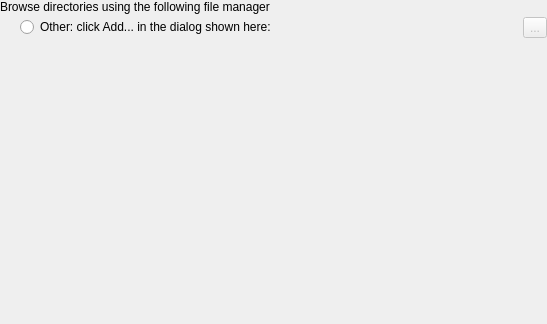
Qt form kcontrol/componentchooser/filemanagerconfig_ui.ui (KDE/kde-runtime) before a commit.
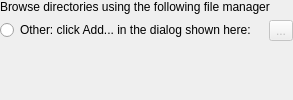
The same form after that commit.

Diff of the .ui file:
```diff
--- a/kcontrol/componentchooser/filemanagerconfig_ui.ui
+++ b/kcontrol/componentchooser/filemanagerconfig_ui.ui
@@ -1,114 +1,56 @@
 <ui version="4.0" >
  <class>FileManagerConfig_UI</class>
- <widget class="QWidget" name="FileManagerConfig_UI" >
-  <property name="geometry" >
-   <rect>
-    <x>0</x>
-    <y>0</y>
-    <width>547</width>
-    <height>324</height>
-   </rect>
-  </property>
-  <property name="sizePolicy" >
-   <sizepolicy vsizetype="MinimumExpanding" hsizetype="MinimumExpanding" >
-    <horstretch>0</horstretch>
-    <verstretch>0</verstretch>
-   </sizepolicy>
-  </property>
-  <layout class="QVBoxLayout" >
-   <property name="margin" >
+ <widget class="QWidget" name="FileManagerConfig_UI">
+  <layout class="QVBoxLayout" name="verticalLayout">
+   <property name="margin">
     <number>0</number>
    </property>
    <item>
-    <layout class="QVBoxLayout" >
-     <property name="margin" >
-      <number>0</number>
-     </property>
-     <item>
-      <widget class="QLabel" name="label" >
-       <property name="text" >
+    <widget class="QLabel" name="label">
+     <property name="text">
         <string>Browse directories using the following file manager </string>
        </property>
-       <property name="wordWrap" >
-        <bool>false</bool>
-       </property>
       </widget>
      </item>
      <item>
       <layout class="QVBoxLayout" name="radioLayout" />
      </item>
      <item>
-      <layout class="QHBoxLayout" >
-       <property name="margin" >
-        <number>0</number>
-       </property>
+    <layout class="QHBoxLayout">
        <item>
-        <spacer>
-         <property name="orientation" >
-          <enum>Qt::Horizontal</enum>
-         </property>
-         <property name="sizeType" >
-          <enum>QSizePolicy::Fixed</enum>
-         </property>
-         <property name="sizeHint" stdset="0" >
-          <size>
-           <width>20</width>
-           <height>20</height>
-          </size>
-         </property>
-        </spacer>
-       </item>
-       <item>
-        <widget class="QRadioButton" name="radioExec" >
-         <property name="text" >
+      <widget class="QRadioButton" name="radioExec">
+       <property name="text">
           <string>Other: click Add... in the dialog shown here:</string>
          </property>
         </widget>
        </item>
        <item>
-        <spacer name="horizontalSpacer" >
-         <property name="orientation" >
+      <spacer name="horizontalSpacer">
+       <property name="orientation">
           <enum>Qt::Horizontal</enum>
          </property>
-         <property name="sizeHint" stdset="0" >
-          <size>
-           <width>40</width>
-           <height>20</height>
-          </size>
-         </property>
         </spacer>
        </item>
        <item>
-        <widget class="QToolButton" name="btnSelectFileManager" >
-         <property name="enabled" >
+      <widget class="QToolButton" name="btnSelectFileManager">
+       <property name="enabled">
           <bool>false</bool>
          </property>
-         <property name="sizePolicy" >
-          <sizepolicy vsizetype="Minimum" hsizetype="Minimum" >
-           <horstretch>0</horstretch>
-           <verstretch>0</verstretch>
-          </sizepolicy>
-         </property>
-         <property name="text" >
+       <property name="text">
           <string>...</string>
          </property>
         </widget>
        </item>
       </layout>
      </item>
-    </layout>
-   </item>
    <item>
     <spacer>
-     <property name="orientation" >
+     <property name="orientation">
       <enum>Qt::Vertical</enum>
      </property>
-     <property name="sizeType" >
-      <enum>QSizePolicy::Expanding</enum>
-     </property>
-     <property name="sizeHint" stdset="0" >
+     <property name="sizeHint" stdset="0">
       <size>
-       <width>20</width>
+       <width>0</width>
        <height>20</height>
       </size>
      </property>
@@ -116,11 +58,6 @@
    </item>
   </layout>
  </widget>
- <layoutdefault spacing="3" margin="6" />
- <layoutfunction spacing="KDialog::spacingHint" margin="KDialog::marginHint" />
- <includes>
-  <include location="local" >kdialog.h</include>
- </includes>
  <resources/>
  <connections>
   <connection>
```
Left out of the diff: 9 changed lines with no effect on the pictures. Lines whose indentation alone changed are shown as unchanged.
